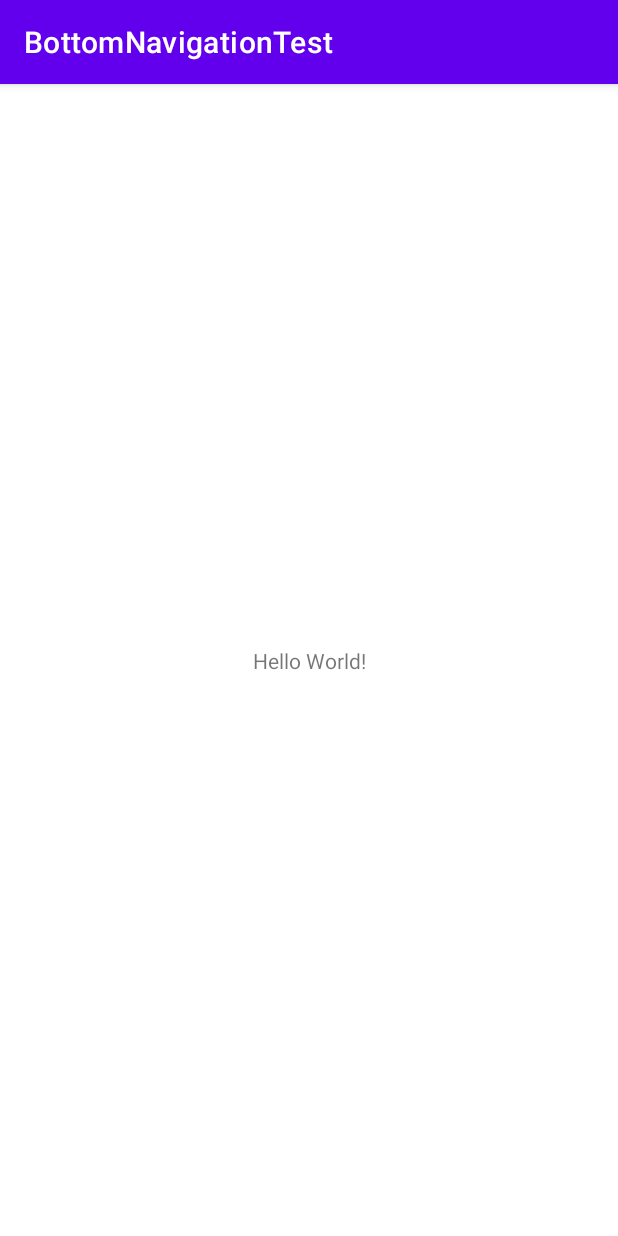
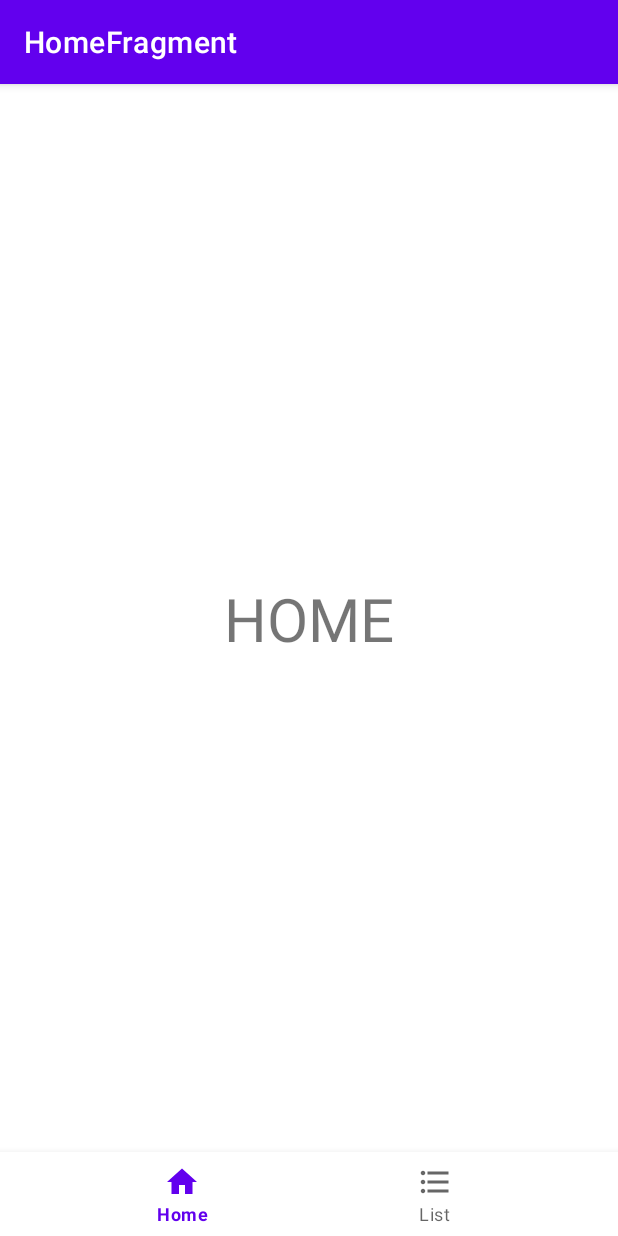
Before and after one commit to ispite/BottomNavigationTest, an Android app: the screen it shows after launch (MainActivity), on a phone screen of 412 x 824 dp. Run offline under Robolectric (Android 15) with nearby library versions, the phone set to English and light mode, and no system bars; our stand-ins replace navigation-ui.

Commit message:
added bottom navigation view

```diff
--- a/app/build.gradle
+++ b/app/build.gradle
@@ -41,4 +41,8 @@ dependencies {
     testImplementation 'junit:junit:4.13.2'
     androidTestImplementation 'androidx.test.ext:junit:1.1.5'
     androidTestImplementation 'androidx.test.espresso:espresso-core:3.5.1'
+
+    // Navigation
+    implementation "androidx.navigation:navigation-fragment-ktx:2.5.3"
+    implementation "androidx.navigation:navigation-ui-ktx:2.5.3"
 }
--- a/app/src/main/java/ru/example/bottomnavigationtest/MainActivity.kt
+++ b/app/src/main/java/ru/example/bottomnavigationtest/MainActivity.kt
@@ -1,11 +1,35 @@
 package ru.example.bottomnavigationtest
 
+import android.os.Bundle
 import androidx.appcompat.app.AppCompatActivity
-import android.os.Bundle
+import androidx.navigation.NavController
+import androidx.navigation.fragment.NavHostFragment
+import androidx.navigation.ui.AppBarConfiguration
+import androidx.navigation.ui.setupActionBarWithNavController
+import androidx.navigation.ui.setupWithNavController
+import com.google.android.material.bottomnavigation.BottomNavigationView
 
 class MainActivity : AppCompatActivity() {
+
+    private lateinit var navController: NavController
+    private lateinit var appBarConfiguration: AppBarConfiguration
+
     override fun onCreate(savedInstanceState: Bundle?) {
         super.onCreate(savedInstanceState)
         setContentView(R.layout.activity_main)
+
+        val navHostFragment =
+            supportFragmentManager.findFragmentById(R.id.fragmentContainerView) as NavHostFragment
+        navController = navHostFragment.navController
+
+        // Setup the bottom navigation view with navController
+        val bottomNavigationView = findViewById<BottomNavigationView>(R.id.nav_view)
+        bottomNavigationView.setupWithNavController(navController)
+
+        // Setup the ActionBar with navController and 3 top level destinations
+        appBarConfiguration = AppBarConfiguration(
+            setOf(R.id.homeFragment2, R.id.listFragment)
+        )
+        setupActionBarWithNavController(navController, appBarConfiguration)
     }
 }
--- /dev/null
+++ b/app/src/main/java/ru/example/bottomnavigationtest/ui/HomeFragment.kt
@@ -0,0 +1,7 @@
+package ru.example.bottomnavigationtest.ui
+
+import androidx.fragment.app.Fragment
+import ru.example.bottomnavigationtest.R
+
+class HomeFragment : Fragment(R.layout.fragment_home) {
+}
--- /dev/null
+++ b/app/src/main/java/ru/example/bottomnavigationtest/ui/ListFragment.kt
@@ -0,0 +1,7 @@
+package ru.example.bottomnavigationtest.ui
+
+import androidx.fragment.app.Fragment
+import ru.example.bottomnavigationtest.R
+
+class ListFragment : Fragment(R.layout.fragment_list) {
+}
--- /dev/null
+++ b/app/src/main/res/drawable/ic_home.xml
@@ -0,0 +1,10 @@
+<vector xmlns:android="http://schemas.android.com/apk/res/android"
+    android:width="24dp"
+    android:height="24dp"
+    android:tint="#000000"
+    android:viewportWidth="24"
+    android:viewportHeight="24">
+    <path
+        android:fillColor="@android:color/white"
+        android:pathData="M10,20v-6h4v6h5v-8h3L12,3 2,12h3v8z" />
+</vector>
--- /dev/null
+++ b/app/src/main/res/drawable/ic_list_bulleted.xml
@@ -0,0 +1,10 @@
+<vector xmlns:android="http://schemas.android.com/apk/res/android"
+    android:width="24dp"
+    android:height="24dp"
+    android:tint="#000000"
+    android:viewportWidth="24"
+    android:viewportHeight="24">
+    <path
+        android:fillColor="@android:color/white"
+        android:pathData="M4,10.5c-0.83,0 -1.5,0.67 -1.5,1.5s0.67,1.5 1.5,1.5 1.5,-0.67 1.5,-1.5 -0.67,-1.5 -1.5,-1.5zM4,4.5c-0.83,0 -1.5,0.67 -1.5,1.5S3.17,7.5 4,7.5 5.5,6.83 5.5,6 4.83,4.5 4,4.5zM4,16.5c-0.83,0 -1.5,0.68 -1.5,1.5s0.68,1.5 1.5,1.5 1.5,-0.68 1.5,-1.5 -0.67,-1.5 -1.5,-1.5zM7,19h14v-2L7,17v2zM7,13h14v-2L7,11v2zM7,5v2h14L21,5L7,5z" />
+</vector>
--- a/app/src/main/res/layout/activity_main.xml
+++ b/app/src/main/res/layout/activity_main.xml
@@ -6,13 +6,21 @@
     android:layout_height="match_parent"
     tools:context=".MainActivity">
 
-    <TextView
-        android:layout_width="wrap_content"
+    <androidx.fragment.app.FragmentContainerView
+        android:id="@+id/fragmentContainerView"
+        android:name="androidx.navigation.fragment.NavHostFragment"
+        android:layout_width="match_parent"
+        android:layout_height="0dp"
+        app:defaultNavHost="true"
+        app:layout_constraintBottom_toTopOf="@id/nav_view"
+        app:layout_constraintTop_toTopOf="parent"
+        app:navGraph="@navigation/nav_graph" />
+
+    <com.google.android.material.bottomnavigation.BottomNavigationView
+        android:id="@+id/nav_view"
+        android:layout_width="match_parent"
         android:layout_height="wrap_content"
-        android:text="Hello World!"
         app:layout_constraintBottom_toBottomOf="parent"
-        app:layout_constraintEnd_toEndOf="parent"
-        app:layout_constraintStart_toStartOf="parent"
-        app:layout_constraintTop_toTopOf="parent" />
+        app:menu="@menu/bottom_nav" />
 
 </androidx.constraintlayout.widget.ConstraintLayout>
--- /dev/null
+++ b/app/src/main/res/layout/fragment_home.xml
@@ -0,0 +1,17 @@
+<?xml version="1.0" encoding="utf-8"?>
+<androidx.constraintlayout.widget.ConstraintLayout xmlns:android="http://schemas.android.com/apk/res/android"
+    xmlns:app="http://schemas.android.com/apk/res-auto"
+    android:layout_width="match_parent"
+    android:layout_height="match_parent">
+
+    <TextView
+        android:layout_width="wrap_content"
+        android:layout_height="wrap_content"
+        android:text="HOME"
+        android:textSize="40sp"
+        app:layout_constraintBottom_toBottomOf="parent"
+        app:layout_constraintEnd_toEndOf="parent"
+        app:layout_constraintStart_toStartOf="parent"
+        app:layout_constraintTop_toTopOf="parent" />
+
+</androidx.constraintlayout.widget.ConstraintLayout>
--- /dev/null
+++ b/app/src/main/res/layout/fragment_list.xml
@@ -0,0 +1,17 @@
+<?xml version="1.0" encoding="utf-8"?>
+<androidx.constraintlayout.widget.ConstraintLayout xmlns:android="http://schemas.android.com/apk/res/android"
+    xmlns:app="http://schemas.android.com/apk/res-auto"
+    android:layout_width="match_parent"
+    android:layout_height="match_parent">
+
+    <TextView
+        android:layout_width="wrap_content"
+        android:layout_height="wrap_content"
+        android:text="LIST"
+        android:textSize="40sp"
+        app:layout_constraintBottom_toBottomOf="parent"
+        app:layout_constraintEnd_toEndOf="parent"
+        app:layout_constraintStart_toStartOf="parent"
+        app:layout_constraintTop_toTopOf="parent" />
+
+</androidx.constraintlayout.widget.ConstraintLayout>
--- /dev/null
+++ b/app/src/main/res/menu/bottom_nav.xml
@@ -0,0 +1,14 @@
+<?xml version="1.0" encoding="utf-8"?>
+<menu xmlns:android="http://schemas.android.com/apk/res/android">
+
+    <item
+        android:id="@+id/home__nav_graph"
+        android:icon="@drawable/ic_home"
+        android:title="Home" />
+
+    <item
+        android:id="@+id/list__nav_graph"
+        android:icon="@drawable/ic_list_bulleted"
+        android:title="List" />
+
+</menu>
--- /dev/null
+++ b/app/src/main/res/navigation/home__nav_graph.xml
@@ -0,0 +1,14 @@
+<?xml version="1.0" encoding="utf-8"?>
+<navigation xmlns:android="http://schemas.android.com/apk/res/android"
+    xmlns:app="http://schemas.android.com/apk/res-auto"
+    xmlns:tools="http://schemas.android.com/tools"
+    android:id="@+id/home__nav_graph"
+    app:startDestination="@id/homeFragment2">
+
+    <fragment
+        android:id="@+id/homeFragment2"
+        android:name="ru.example.bottomnavigationtest.ui.HomeFragment"
+        android:label="HomeFragment"
+        tools:layout="@layout/fragment_home" />
+
+</navigation>
--- /dev/null
+++ b/app/src/main/res/navigation/list__nav_graph.xml
@@ -0,0 +1,14 @@
+<?xml version="1.0" encoding="utf-8"?>
+<navigation xmlns:android="http://schemas.android.com/apk/res/android"
+    xmlns:app="http://schemas.android.com/apk/res-auto"
+    xmlns:tools="http://schemas.android.com/tools"
+    android:id="@+id/list__nav_graph"
+    app:startDestination="@id/listFragment">
+
+    <fragment
+        android:id="@+id/listFragment"
+        android:name="ru.example.bottomnavigationtest.ui.ListFragment"
+        android:label="ListFragment"
+        tools:layout="@layout/fragment_list" />
+
+</navigation>
--- /dev/null
+++ b/app/src/main/res/navigation/nav_graph.xml
@@ -0,0 +1,10 @@
+<?xml version="1.0" encoding="utf-8"?>
+<navigation xmlns:android="http://schemas.android.com/apk/res/android"
+    xmlns:app="http://schemas.android.com/apk/res-auto"
+    android:id="@+id/nav_graph"
+    app:startDestination="@id/home__nav_graph">
+
+    <include app:graph="@navigation/home__nav_graph" />
+    <include app:graph="@navigation/list__nav_graph" />
+
+</navigation>
```
